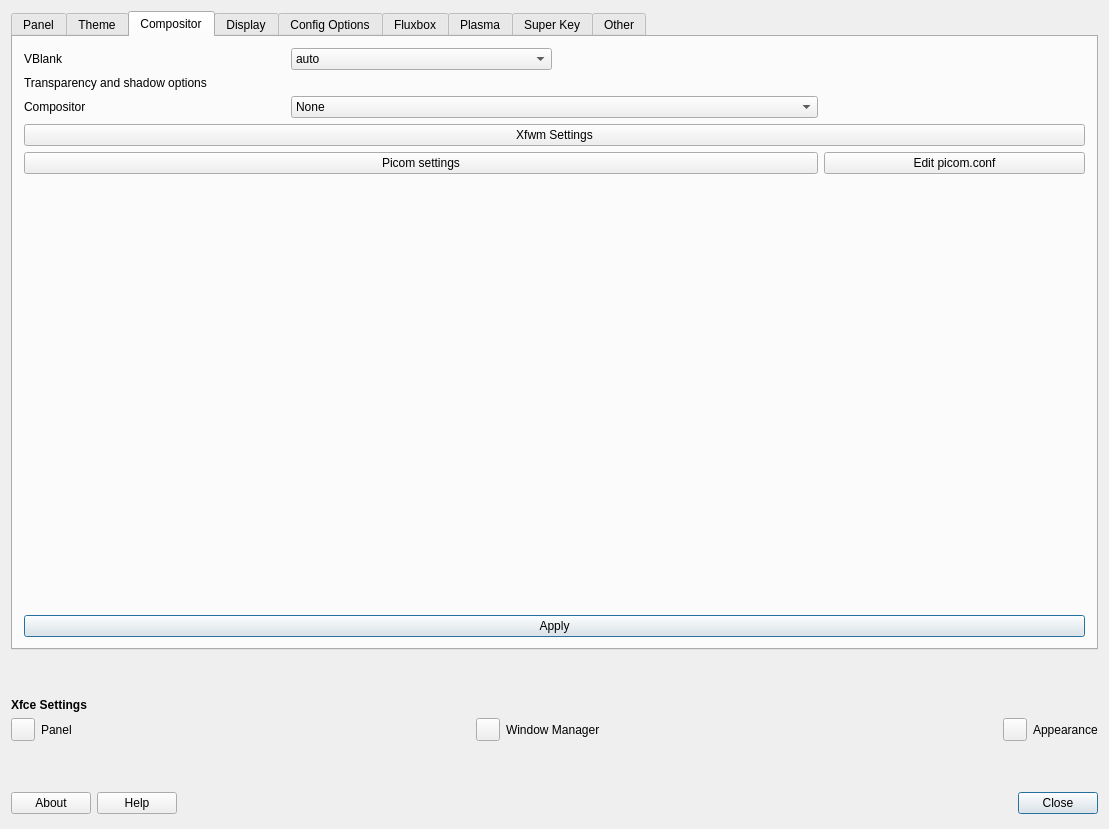
The window that defaultlook.ui (MX-Linux/mx-tweak) describes before a commit, drawn with Qt 5.
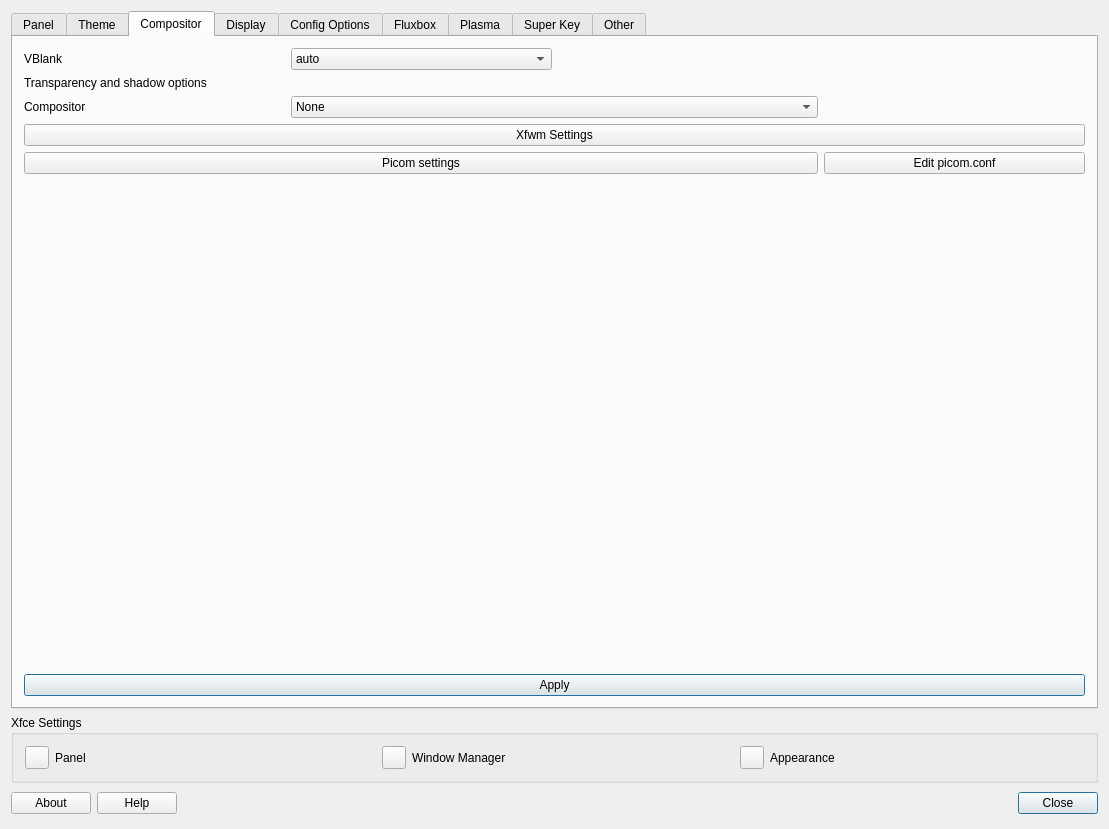
The same window after the commit. Icons and pictures are not drawn.

Commit message: Use a QGroupBox for the XFCE settings at the bottom.  - Simplifies hiding of these settings in other environments.

```diff
--- a/defaultlook.ui
+++ b/defaultlook.ui
@@ -31,18 +31,6 @@
     <enum>QLayout::SizeConstraint::SetNoConstraint</enum>
    </property>
    <item row="2" column="0">
-    <widget class="QLabel" name="label_7">
-     <property name="font">
-      <font>
-       <bold>true</bold>
-      </font>
-     </property>
-     <property name="text">
-      <string>Xfce Settings</string>
-     </property>
-    </widget>
-   </item>
-   <item row="5" column="0">
     <layout class="QGridLayout" name="gridLayout_2">
      <property name="sizeConstraint">
       <enum>QLayout::SizeConstraint::SetNoConstraint</enum>
@@ -151,11 +139,12 @@
      </item>
     </layout>
    </item>
-   <item row="3" column="0">
-    <layout class="QHBoxLayout" name="horizontalLayout">
-     <property name="sizeConstraint">
-      <enum>QLayout::SizeConstraint::SetNoConstraint</enum>
+   <item row="1" column="0">
+    <widget class="QGroupBox" name="groupXFCESettings">
+     <property name="title">
+      <string>Xfce Settings</string>
      </property>
+     <layout class="QHBoxLayout">
      <item>
       <widget class="QToolButton" name="pushXFCEPanelSettings">
        <property name="toolTip">
@@ -167,23 +156,17 @@
       </widget>
      </item>
      <item>
-      <widget class="QLabel" name="label_4">
+       <widget class="QLabel" name="labelXFCEPanelSettings">
        <property name="text">
         <string>Panel</string>
        </property>
       </widget>
      </item>
      <item>
-      <spacer name="horizontalSpacer_2">
+       <spacer>
        <property name="orientation">
         <enum>Qt::Orientation::Horizontal</enum>
        </property>
-       <property name="sizeHint" stdset="0">
-        <size>
-         <width>40</width>
-         <height>20</height>
-        </size>
-       </property>
       </spacer>
      </item>
      <item>
@@ -200,23 +183,17 @@
       </widget>
      </item>
      <item>
-      <widget class="QLabel" name="label_6">
+       <widget class="QLabel" name="labelXFCEWMSettings">
        <property name="text">
         <string>Window Manager</string>
        </property>
       </widget>
      </item>
      <item>
-      <spacer name="horizontalSpacer_3">
+       <spacer>
        <property name="orientation">
         <enum>Qt::Orientation::Horizontal</enum>
        </property>
-       <property name="sizeHint" stdset="0">
-        <size>
-         <width>40</width>
-         <height>20</height>
-        </size>
-       </property>
       </spacer>
      </item>
      <item>
@@ -233,13 +210,14 @@
       </widget>
      </item>
      <item>
-      <widget class="QLabel" name="label_5">
+       <widget class="QLabel" name="labelXFCEAppearance">
        <property name="text">
         <string>Appearance</string>
        </property>
       </widget>
      </item>
     </layout>
+    </widget>
    </item>
    <item row="0" column="0">
     <widget class="QTabWidget" name="tabWidget">
@@ -2129,35 +2107,6 @@
      </widget>
     </widget>
    </item>
-   <item row="4" column="0">
-    <spacer name="verticalSpacer">
-     <property name="orientation">
-      <enum>Qt::Orientation::Vertical</enum>
-     </property>
-     <property name="sizeHint" stdset="0">
-      <size>
-       <width>709</width>
-       <height>15</height>
-      </size>
-     </property>
-    </spacer>
-   </item>
-   <item row="1" column="0">
-    <spacer name="verticalSpacer_2">
-     <property name="orientation">
-      <enum>Qt::Orientation::Vertical</enum>
-     </property>
-     <property name="sizeType">
-      <enum>QSizePolicy::Policy::MinimumExpanding</enum>
-     </property>
-     <property name="sizeHint" stdset="0">
-      <size>
-       <width>20</width>
-       <height>13</height>
-      </size>
-     </property>
-    </spacer>
-   </item>
   </layout>
  </widget>
  <layoutdefault spacing="6" margin="11"/>
```
Lines whose indentation alone changed are shown as unchanged. The commit also changes 1 other file.
